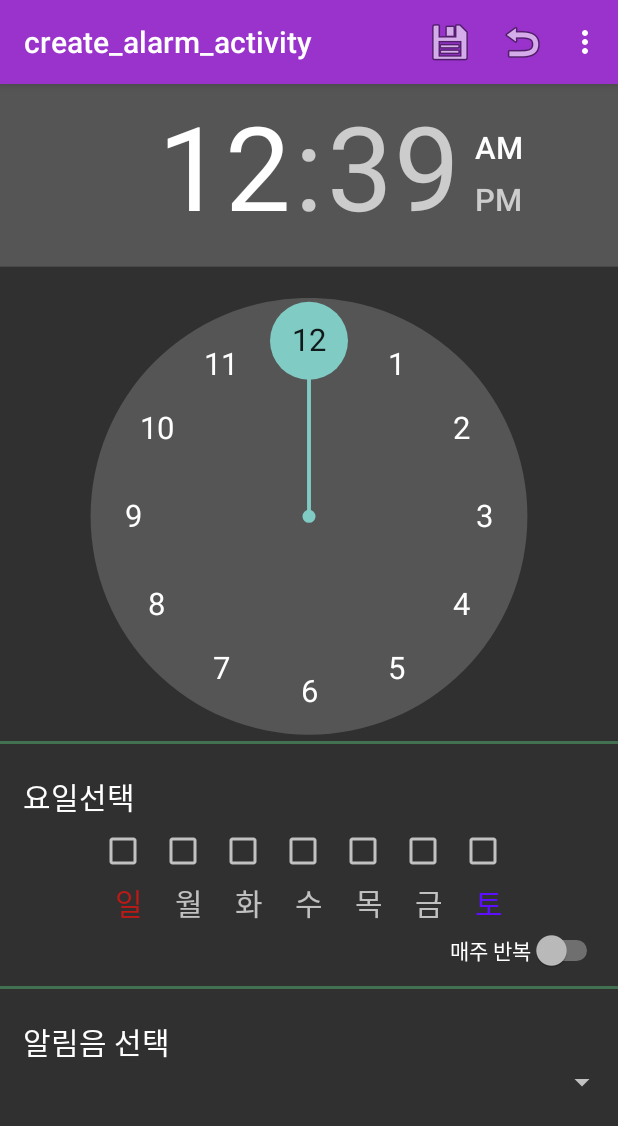
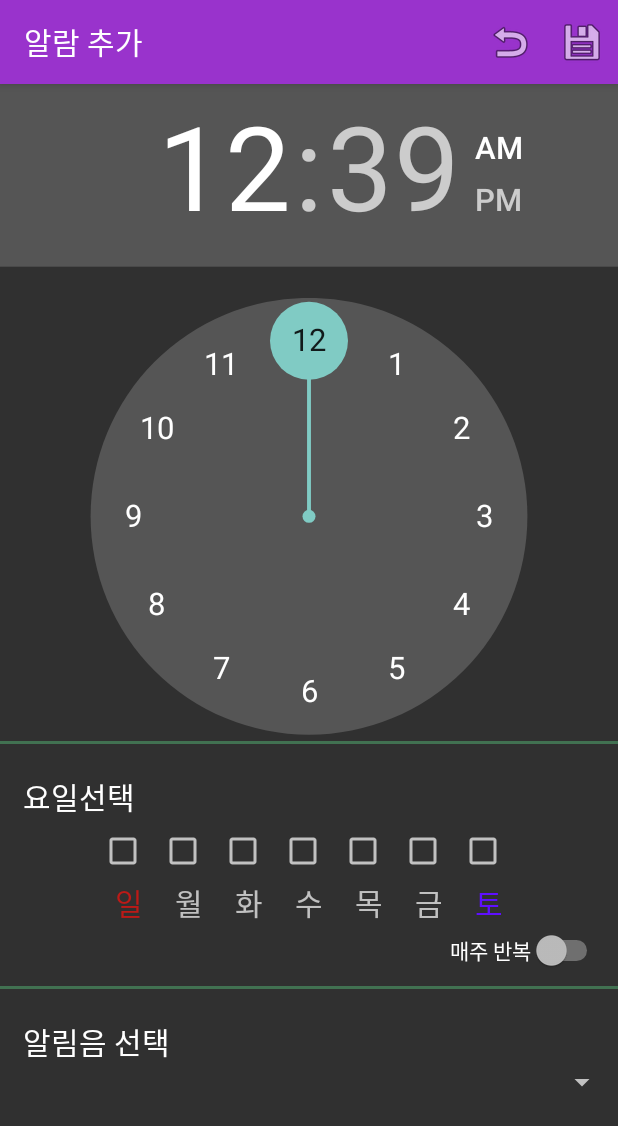
Before and after one commit to drinkssu/YourVoiceAlarm, an Android app: the create_alarm_activity screen opened directly, with no data from a screen before it, on a phone screen of 412 x 824 dp. Shown: the top 1126 px of the screen. Run offline under Robolectric (Android 15) with nearby library versions, the phone set to English and light mode, and no system bars.

Commit message:
각 기능 별 레이아웃 병합.

```diff
--- a/app/src/main/AndroidManifest.xml
+++ b/app/src/main/AndroidManifest.xml
@@ -42,7 +42,7 @@
         </activity>
         <activity
             android:name="com.drinkssu.yourvoicealarm.create_alarm_activity"
-            android:label="@string/title_activity_create_alarm_activity" >
+            android:label="알람 추가" >
         </activity>
         <activity
             android:name="com.drinkssu.yourvoicealarm.RecordVoice"
--- a/app/src/main/java/com/drinkssu/yourvoicealarm/Main_alarm.java
+++ b/app/src/main/java/com/drinkssu/yourvoicealarm/Main_alarm.java
@@ -76,6 +76,7 @@ public class Main_alarm extends Activity {
             @Override
             public void onClick(View v) {
                 //frag = new RecordVoice();
+                frag = new null_view();
                 view_frag();
                 if(select_position==1) {
                     select_position=2;
@@ -103,6 +104,8 @@ public class Main_alarm extends Activity {
         main_btn3.setOnClickListener(new View.OnClickListener() {
             @Override
             public void onClick(View v) {
+                frag = new RecordVoice();
+                view_frag();
                 if(select_position==1) {
                     select_position=3;
                     animation = new TranslateAnimation(Animation.RELATIVE_TO_SELF, 0, Animation.RELATIVE_TO_SELF, 2, 0, 0, 0, 0);
--- a/app/src/main/java/com/drinkssu/yourvoicealarm/OffAlarm.java
+++ b/app/src/main/java/com/drinkssu/yourvoicealarm/OffAlarm.java
@@ -169,7 +169,6 @@ public class OffAlarm extends Activity{
         }
         return super.onKeyDown(keyCode, event);
     }
-
     protected void onUserLeaveHint(){
         super.onUserLeaveHint();
     }
--- a/app/src/main/java/com/drinkssu/yourvoicealarm/create_alarm_activity.java
+++ b/app/src/main/java/com/drinkssu/yourvoicealarm/create_alarm_activity.java
@@ -42,7 +42,10 @@ public class create_alarm_activity extends ActionBarActivity {
         int id = item.getItemId();
 
         //noinspection SimplifiableIfStatement
-        if (id == R.id.action_settings) {
+        if (id == R.id.action_Save) {
+            return true;
+        }
+        else if (id == R.id.action_Cancel) {
             return true;
         }
 
--- a/app/src/main/res/layout/activity_record_voice.xml
+++ b/app/src/main/res/layout/activity_record_voice.xml
@@ -11,6 +11,7 @@
         android:layout_width="wrap_content"
         android:layout_height="wrap_content"
         android:layout_gravity="center"
+        android:textColor="#FFFFFF"
         android:text="알람 녹음"
         android:textSize="30dp"/>
     <ImageView
--- a/app/src/main/res/menu/menu_create_alarm_activity.xml
+++ b/app/src/main/res/menu/menu_create_alarm_activity.xml
@@ -2,19 +2,17 @@
     xmlns:app="http://schemas.android.com/apk/res-auto"
     xmlns:tools="http://schemas.android.com/tools"
     tools:context="com.drinkssu.yourvoicealarm.create_alarm_activity">
-    <item android:id="@+id/action_settings" android:title="@string/action_settings"
-        android:orderInCategory="100" app:showAsAction="never" />
 
     <item
-        android:id="@+id/btnOk"
+        android:id="@+id/action_Cancel"
+        android:orderInCategory="100" app:showAsAction="always"
+        android:title="Cancel"
+        android:icon="@android:drawable/ic_menu_revert"
+        />
+    <item
+        android:id="@+id/action_Save"
         android:orderInCategory="100" app:showAsAction="always"
         android:title="Save"
         android:icon="@android:drawable/ic_menu_save"
         />
-    <item
-        android:id="@+id/btnCancel"
-        android:orderInCategory="100" app:showAsAction="always"
-        android:title="Cancel"
-        android:icon="@android:drawable/ic_menu_revert"
-        />
 </menu>
```
Also changed, not shown: app/src/main/java/com/drinkssu/yourvoicealarm/RecordVoice.java (+19 -35 lines).
